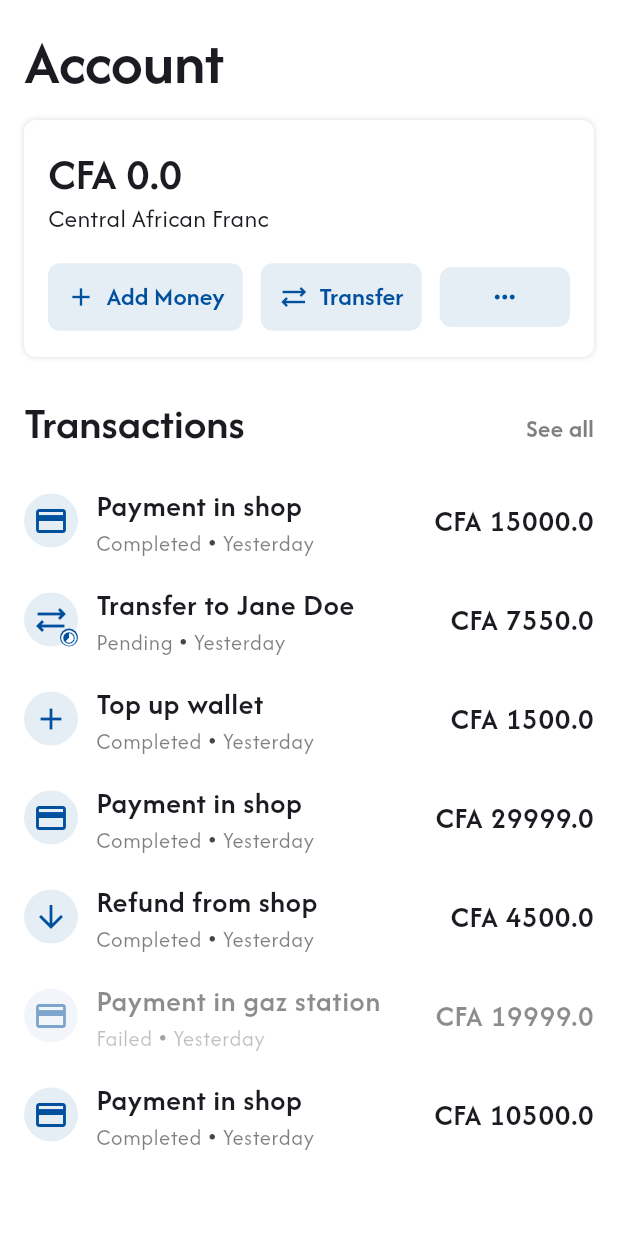
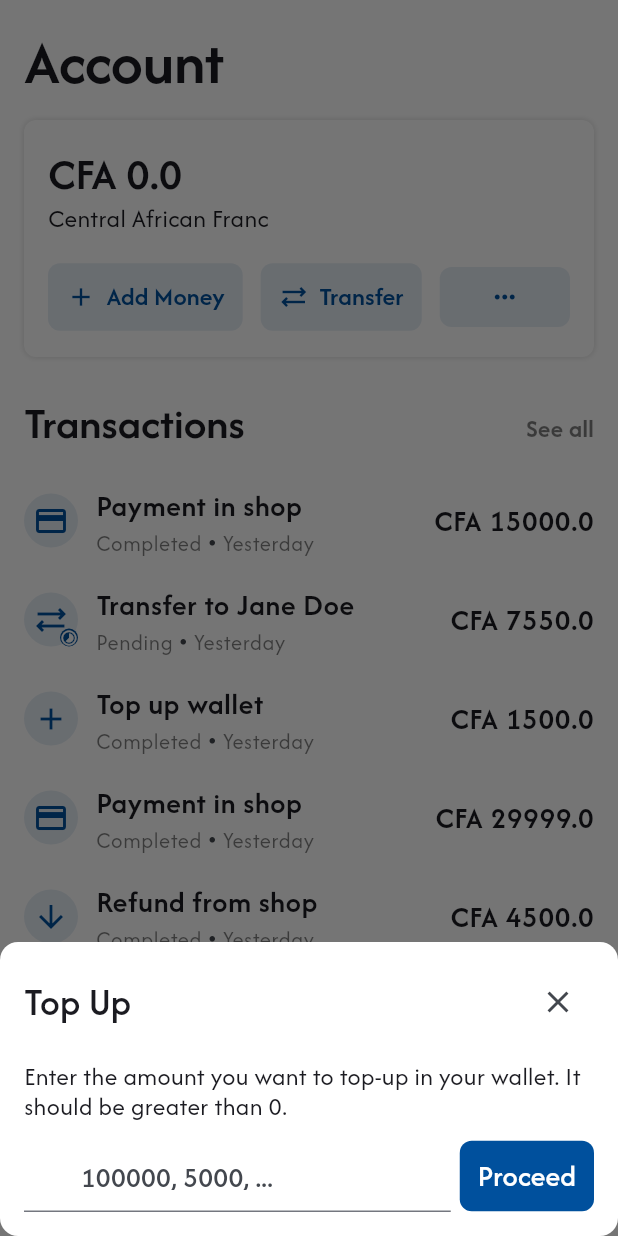
Before and after one commit to Asmitta-01/Dimplespay-feature---Internship-Test, a Flutter app: the DashboardScreen screen opened by its route, scrolled down 95 dp, after a tap on "Add Money", on a phone screen of 412 x 824 dp. Run offline on Flutter 3.47's test engine with Material 3 defaults, Android fonts, the phone set to English and light mode, and no system bars; our stand-ins replace get, loading_animation_widget, shimmer.

Commit message:
Added functionality to top-up the wallet

```diff
--- a/lib/controllers/dashboard_controller.dart
+++ b/lib/controllers/dashboard_controller.dart
@@ -1,5 +1,6 @@
 import 'package:dimplespay_feature_implementation/models/transaction.dart';
 import 'package:dimplespay_feature_implementation/utils/api_service.dart';
+import 'package:dimplespay_feature_implementation/widgets/top_up_widget.dart';
 import 'package:flutter/material.dart';
 import 'package:get/get.dart';
 
@@ -19,9 +20,6 @@ class DashboardController extends GetxController {
       balance = value;
       update();
     }).catchError((e) {
-      balance = 0.00;
-      update();
-
       Get.showSnackbar(GetSnackBar(
         message: e.toString(),
         duration: const Duration(seconds: 3),
@@ -30,6 +28,9 @@ class DashboardController extends GetxController {
         margin: const EdgeInsets.all(16),
         borderRadius: 8,
       ));
+
+      // balance = 0.00;
+      // update();
     });
   }
 
@@ -94,7 +95,18 @@ class DashboardController extends GetxController {
     ];
   }
 
-  void topUp() {}
+  void topUp() {
+    Get.bottomSheet(
+      const TopUpWidget(),
+      enableDrag: false,
+      isDismissible: true,
+      isScrollControlled: true,
+    ).then((result) {
+      if (result == true) {
+        _loadBalance();
+      }
+    });
+  }
 
   void transfer() {}
 
--- a/lib/utils/api_service.dart
+++ b/lib/utils/api_service.dart
@@ -6,7 +6,7 @@ import 'package:flutter/foundation.dart';
 import 'package:http/http.dart' as http;
 
 class ApiService {
-  final String baseUrl = "https://192.168.1.121:8000";
+  final String baseUrl = "https://192.168.150.166:8000";
 
   String? _authToken;
 
--- a/lib/views/dashboard_screen.dart
+++ b/lib/views/dashboard_screen.dart
@@ -186,7 +186,7 @@ class DashboardScreen extends GetView<DashboardController> {
             Row(
               children: [
                 ElevatedButton.icon(
-                  onPressed: () {},
+                  onPressed: controller.topUp,
                   label: const Text("Add Money"),
                   icon: const Icon(Icons.add, size: 20),
                   iconAlignment: IconAlignment.start,
--- /dev/null
+++ b/lib/widgets/top_up_widget.dart
@@ -0,0 +1,125 @@
+import 'package:dimplespay_feature_implementation/utils/api_service.dart';
+import 'package:flutter/material.dart';
+import 'package:get/get.dart';
+import 'package:loading_animation_widget/loading_animation_widget.dart';
+
+class TopUpWidget extends StatefulWidget {
+  const TopUpWidget({super.key});
+
+  @override
+  State<StatefulWidget> createState() {
+    return TopUpWidgetState();
+  }
+}
+
+class TopUpWidgetState extends State<TopUpWidget> {
+  final TextEditingController _textEditingController = TextEditingController();
+  final ApiService _apiService = Get.find<ApiService>();
+  final GlobalKey<FormFieldState> _key = GlobalKey<FormFieldState>();
+
+  bool makingTopUp = false;
+
+  @override
+  Widget build(BuildContext context) {
+    return IntrinsicHeight(
+      child: Container(
+        padding: const EdgeInsets.all(16),
+        decoration: BoxDecoration(
+          color: Get.theme.colorScheme.surface,
+          borderRadius: BorderRadius.circular(12),
+        ),
+        child: Column(
+          children: [
+            Row(
+              mainAxisAlignment: MainAxisAlignment.spaceBetween,
+              children: [
+                Text(
+                  "Top Up",
+                  style: Get.textTheme.titleLarge,
+                ),
+                IconButton(
+                  onPressed: Get.back,
+                  icon: const Icon(Icons.close),
+                ),
+              ],
+            ),
+            const SizedBox(height: 16),
+            const Text(
+                "Enter the amount you want to top-up in your wallet. It should be greater than 0."),
+            const SizedBox(height: 12),
+            Row(
+              children: [
+                Expanded(
+                  child: TextFormField(
+                    key: _key,
+                    controller: _textEditingController,
+                    keyboardType: TextInputType.number,
+                    validator: (value) => value == null || value.isEmpty
+                        ? "Enter a valid amount"
+                        : null,
+                    decoration: const InputDecoration(
+                      hintText: "100000, 5000, ...",
+                      prefixText: 'CFA  ',
+                    ),
+                  ),
+                ),
+                const SizedBox(width: 6),
+                ElevatedButton(
+                  onPressed: makingTopUp ? () {} : sendRequest,
+                  child: makingTopUp
+                      ? LoadingAnimationWidget.beat(
+                          color: Get.theme.colorScheme.onPrimary, size: 20)
+                      : const Text("Proceed"),
+                ),
+              ],
+            ),
+          ],
+        ),
+      ),
+    );
+  }
+
+  void sendRequest() async {
+    if (!_key.currentState!.validate()) {
+      return;
+    }
+
+    setState(() {
+      makingTopUp = true;
+    });
+
+    String errorText = 'An error occurs';
+    bool topupWallet = await _apiService
+        .topupWallet(double.tryParse(_textEditingController.text) ?? 0.0)
+        .catchError((e) {
+      errorText = e.toString();
+      return false;
+    });
+    if (topupWallet) {
+      Get.back(result: true);
+      Get.showSnackbar(GetSnackBar(
+        message: 'Wallet funded',
+        duration: const Duration(seconds: 2),
+        backgroundColor: Get.theme.colorScheme.primary,
+        margin: const EdgeInsets.all(16),
+        borderRadius: 8,
+        icon: Icon(
+          Icons.check_circle_outline_outlined,
+          color: Get.theme.colorScheme.onPrimary,
+        ),
+      ));
+      setState(() {
+        makingTopUp = false;
+      });
+    } else {
+      Get.showSnackbar(GetSnackBar(
+        message: errorText,
+        duration: const Duration(seconds: 2),
+        backgroundColor: Get.theme.colorScheme.error,
+        margin: const EdgeInsets.all(16),
+        borderRadius: 8,
+        icon: const Icon(Icons.credit_card_off),
+      ));
+    }
+  }
+}
```
